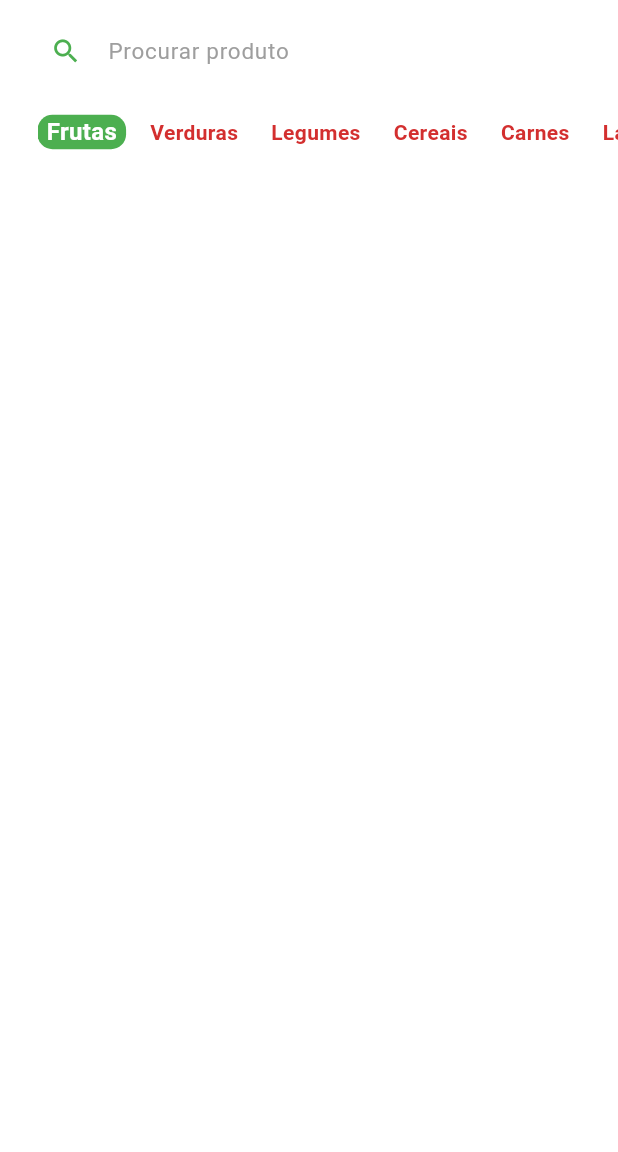
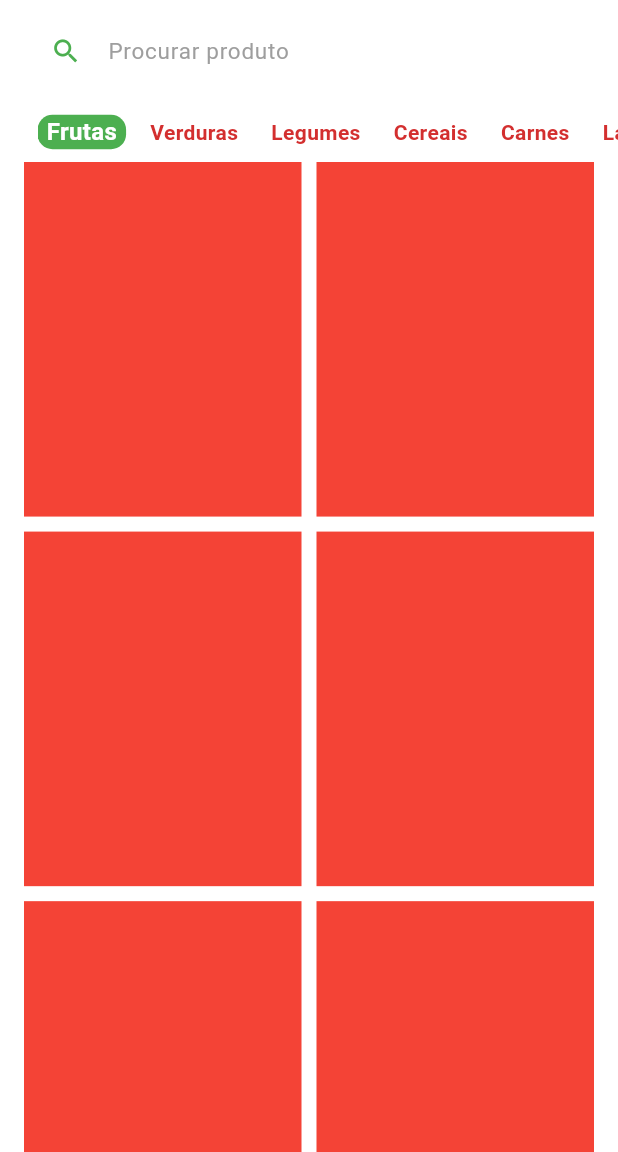
Before and after one commit to TPAlves/curso-flutter, a Flutter app: the HomeTab screen opened directly, on a phone screen of 412 x 824 dp, the part 84-1236 px from its top. Run offline on Flutter 3.47's test engine with Material 3 defaults, Android fonts, the phone set to English and light mode, and no system bars; our stand-ins replace animated_text_kit, mask_text_input_formatter.

Commit message:
feat: adicionando gridView de produtos

```diff
--- a/lib/src/pages/home/home_tab.dart
+++ b/lib/src/pages/home/home_tab.dart
@@ -1,11 +1,11 @@
 import 'package:flutter/material.dart';
-import 'package:greengrocer/src/config/app_data.dart';
+import 'package:greengrocer/src/config/app_data.dart' as app_data;
 import 'package:greengrocer/src/pages/auth/sign_in_screen.dart';
 import 'package:greengrocer/src/config/custom_colors.dart';
 import 'package:greengrocer/src/pages/home/components/category_tile.dart';
 
 class HomeTab extends StatefulWidget {
-  HomeTab({super.key});
+  const HomeTab({super.key});
 
   @override
   State<HomeTab> createState() => _HomeTabState();
@@ -13,7 +13,6 @@ class HomeTab extends StatefulWidget {
 
 class _HomeTabState extends State<HomeTab> {
   String selectedCategory = 'Frutas';
-
 
   @override
   Widget build(BuildContext context) {
@@ -115,23 +114,39 @@ class _HomeTabState extends State<HomeTab> {
               scrollDirection: Axis.horizontal,
               itemBuilder: (_, index) {
                 return CategoryTile(
-                  category: categories[index],
-                  isSelected: categories[index] == selectedCategory,
+                  category: app_data.categories[index],
+                  isSelected: app_data.categories[index] == selectedCategory,
                   onPressed: () {
                     setState(() {
-                      selectedCategory = categories[index];
+                      selectedCategory = app_data.categories[index];
                     });
                   },
                 );
               },
               separatorBuilder: (_, index) => const SizedBox(width: 10),
-              itemCount: categories.length,
+              itemCount: app_data.categories.length,
+            ),
+          ),
+
+          // Grid
+          Expanded(
+            child: GridView.builder(
+              padding: const EdgeInsets.fromLTRB(16, 0, 16, 16),
+              physics: const BouncingScrollPhysics(),
+              gridDelegate: const SliverGridDelegateWithFixedCrossAxisCount(
+                crossAxisCount: 2,
+                mainAxisSpacing: 10,
+                crossAxisSpacing: 10,
+                childAspectRatio: 9 / 11.5,
+              ),
+              itemCount: app_data.items.length,
+              itemBuilder: (_, index) {
+                return Container(color: Colors.red);
+              },
             ),
           ),
         ],
       ),
-
-      // Grid
     );
   }
 }
```
